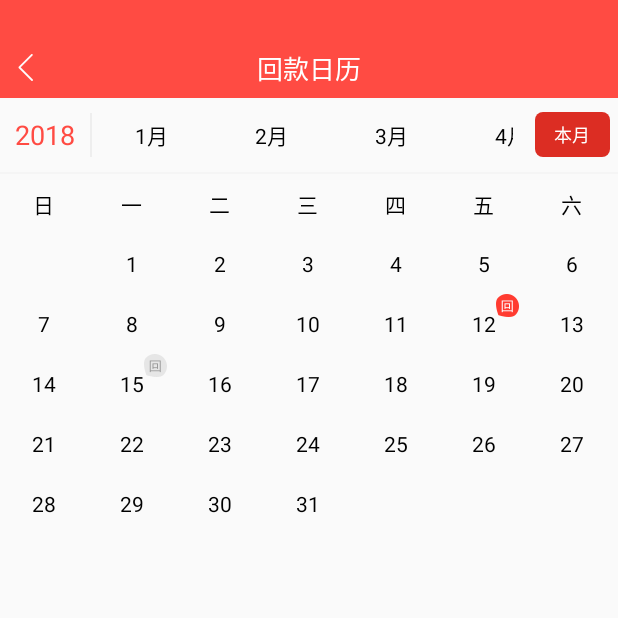
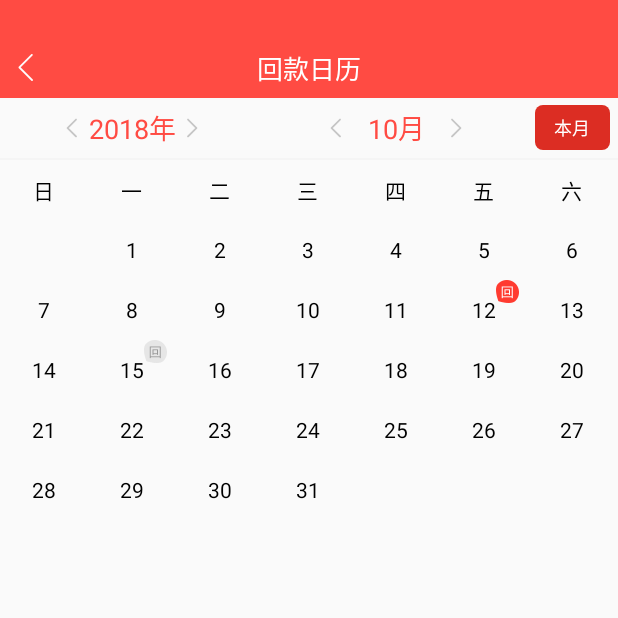
Before and after one commit to Miles087/Android-Widget, an Android app: the CalendarActivity screen opened directly, with no data from a screen before it, on a phone screen of 412 x 824 dp, the top half of it. Run offline under Robolectric (Android 15) with nearby library versions, the phone set to English and light mode, and no system bars; Roboto replaces fonts that are not available here.

Commit message:
完善日历功能 修复11月份诡异消失问题

```diff
--- a/app/src/main/java/com/example/miles/project/CalendarActivity.java
+++ b/app/src/main/java/com/example/miles/project/CalendarActivity.java
@@ -17,20 +17,25 @@ import android.widget.ImageView;
 import android.widget.TextView;
 import android.widget.Toast;
 
-import com.example.miles.project.widget.horizontalListView.HorizontalListView;
-
 import java.util.ArrayList;
 import java.util.Calendar;
 import java.util.List;
 
 public class CalendarActivity extends Activity {
 
+    private ImageView iv_year_left;
+    private ImageView iv_year_right;
+    private ImageView iv_month_left;
+    private ImageView iv_month_right;
+
     private TextView tv_year;
+    private TextView tv_month;
+
     private Context mContext;
-    private MonthAdapter adapter;
     private GridView gv_date;                       //日期
-    private HorizontalListView hlv_month;          //月份
-    private List<MonthText> monthList;
+
+    private int iYear = 0;
+    private int iMonth = 0;
 
     @Override
     protected void onCreate(@Nullable Bundle savedInstanceState) {
@@ -39,8 +44,13 @@ public class CalendarActivity extends Activity {
 
         mContext = this;
         tv_year = findViewById(R.id.tv_year);
-        hlv_month = findViewById(R.id.hlv_month);
+        tv_month = findViewById(R.id.tv_month);
         gv_date = findViewById(R.id.gv_date);
+
+        iv_year_left = findViewById(R.id.iv_year_left);
+        iv_year_right = findViewById(R.id.iv_year_right);
+        iv_month_left = findViewById(R.id.iv_month_left);
+        iv_month_right = findViewById(R.id.iv_month_right);
 
 
         tv_year.setOnClickListener(new View.OnClickListener() {
@@ -73,16 +83,53 @@ public class CalendarActivity extends Activity {
             }
         });
 
-
-        Calendar CD = Calendar.getInstance();
-        int YY = CD.get(Calendar.YEAR) ;
-        int MM = CD.get(Calendar.MONTH)+1;
+        resetDate();
 
 
+        iv_year_left.setOnClickListener(new View.OnClickListener() {
+            @Override
+            public void onClick(View v) {
+                if (iYear > 0) {
+                    iYear -= 1;
+                    initMonthData();
+                }
+            }
+        });
+        iv_year_right.setOnClickListener(new View.OnClickListener() {
+            @Override
+            public void onClick(View v) {
+                iYear += 1;
+                initMonthData();
 
+            }
+        });
 
-
-        initMonthData(0);
+        iv_month_left.setOnClickListener(new View.OnClickListener() {
+            @Override
+            public void onClick(View v) {
+                if (iMonth > 1) {
+                    iMonth -= 1;
+                    initMonthData();
+                } else {
+                    iYear -= 1;
+                    iMonth = 12;
+                    initMonthData();
+                }
+            }
+        });
+        iv_month_right.setOnClickListener(new View.OnClickListener() {
+            @Override
+            public void onClick(View v) {
+                if (iMonth < 12) {
+                    iMonth += 1;
+                    initMonthData();
+                } else {
+                    iYear += 1;
+                    iMonth = 1;
+                    initMonthData();
+                }
+            }
+        });
     }
 
     @Override
@@ -91,200 +138,124 @@ public class CalendarActivity extends Activity {
     }
 
     /**
+     * 当月
+     */
+    private void resetDate() {
+        Calendar CD = Calendar.getInstance();
+        iYear = CD.get(Calendar.YEAR);
+        iMonth = CD.get(Calendar.MONTH) + 1;
+        initMonthData();
+    }
+
+    /**
      * 初始化某月的日期
-     * @param month
      */
-    private void initMonthData(int month){
-        Calendar CD = Calendar.getInstance();
-        if (month > 0) {
-            CD.set(CD.MONTH,month-1);
+    private void initMonthData() {
+        tv_year.setText(iYear + "年");
+        tv_month.setText(iMonth + "月");
+        Calendar calendar = Calendar.getInstance();
+        if (iYear > 0) {
+            calendar.set(Calendar.YEAR, iYear);
         }
-        int YY = CD.get(CD.YEAR);
-        int MM = CD.get(CD.MONTH) + 1;
-        if (month != 0) {
-            MM = month;
+        if (iMonth > 0) {
+            int temp = iMonth - 1;
+            calendar.set(Calendar.MONTH, temp);
         }
-        CD.set(Calendar.DAY_OF_MONTH, 1);  //指定日
-        int dayOfWeek = CD.get(CD.DAY_OF_WEEK);
+        calendar.set(Calendar.DAY_OF_MONTH, 1);  //指定日
+        int dayOfWeek = calendar.get(Calendar.DAY_OF_WEEK);
         int weekDay = 0;
         switch (dayOfWeek) {
-            case 1:{
+            case 1: {
                 weekDay = 7;
-            }break;
-            case 2:{
+            }
+            break;
+            case 2: {
                 weekDay = 1;
-            }break;
-            case 3:{
+            }
+            break;
+            case 3: {
                 weekDay = 2;
-            }break;
-            case 4:{
+            }
+            break;
+            case 4: {
                 weekDay = 3;
-            }break;
-            case 5:{
+            }
+            break;
+            case 5: {
                 weekDay = 4;
-            }break;
-            case 6:{
+            }
+            break;
+            case 6: {
                 weekDay = 6;
-            }break;
-            case 7:{
+            }
+            break;
+            case 7: {
                 weekDay = 6;
-            }break;
+            }
+            break;
         }
 
-        initMonth(weekDay, getDaysOfMonth(YY, MM));
+        initMonth(weekDay, getDaysOfMonth(iYear, iMonth));
     }
 
     /**
      * 初始化月份容器  12个月的item
+     *
      * @param iweekday 1号是周几
-     * @param iEndDay 这月几天
+     * @param iEndDay  这月几天
      */
     private void initMonth(int iweekday, int iEndDay) {
 
-        monthList = new ArrayList<>();
-        for(int i=0;i<12;i++){
-            monthList.add(new MonthText(i+1+"月"));
-        }
-        adapter = new MonthAdapter(mContext,monthList);
-        hlv_month.setAdapter(adapter);
-        adapter.notifyDataSetChanged();
-
-
         List<RepaymentDate> list = new ArrayList<>();
-        for(int i = 1; i < 50; i ++){
-            if (i <= 7) {
-                if (i == 1){
-                    list.add(new RepaymentDate("周7"));
-                } else {
-                    list.add(new RepaymentDate("周" + (i-1)));
+        for (int i = 1; i < 50; i++) {
+            if (iweekday == 7) {
+                if (i <= 7) {
+                    if (i == 1) {
+                        list.add(new RepaymentDate("周7"));
+                    } else {
+                        list.add(new RepaymentDate("周" + (i - 1)));
+                    }
+                } else if (i > iweekday + 7 && i <= iweekday + 7 + iEndDay) {
+                    list.add(new RepaymentDate(i - 7 - iweekday + ""));
                 }
-            } else if (i > 7 && i <= iweekday+7) {
-                list.add(new RepaymentDate(""));
-            } else if (i > iweekday+7 && i <= iweekday+7+iEndDay) {
-                list.add(new RepaymentDate(i-7-iweekday+""));
             } else {
-                list.add(new RepaymentDate(""));
+                if (i <= 7) {
+                    if (i == 1) {
+                        list.add(new RepaymentDate("周7"));
+                    } else {
+                        list.add(new RepaymentDate("周" + (i - 1)));
+                    }
+                } else if (i > 7 && i <= iweekday + 7) {
+                    list.add(new RepaymentDate(""));
+                } else if (i > iweekday + 7 && i <= iweekday + 7 + iEndDay) {
+                    list.add(new RepaymentDate(i - 7 - iweekday + ""));
+                }
             }
         }
 
 
         //TODO 测试数据
         for (RepaymentDate date : list) {
-            if ("12".equals(date.getStrDate())){
+            if ("12".equals(date.getStrDate())) {
                 date.setStrType("1");
             } else if ("15".equals(date.getStrDate())) {
                 date.setStrType("2");
             }
         }
 
-        DateAdapter ad = new DateAdapter(mContext,list);
+        DateAdapter ad = new DateAdapter(mContext, list);
         gv_date.setAdapter(ad);
         ad.notifyDataSetChanged();
     }
 
     /**
-     * 月份类
-     */
-    class MonthText {
-        private String strMonth = "";
-        private boolean isSelect = false;
-
-        MonthText(String month) {
-            strMonth = month;
-        }
-
-        public String getStrMonth() {
-            return strMonth;
-        }
-
-        public void setStrMonth(String strMonth) {
-            this.strMonth = strMonth;
-        }
-
-        public boolean isSelect() {
-            return isSelect;
-        }
-
-        public void setSelect(boolean select) {
-            isSelect = select;
-        }
-    }
-
-    /**
-     * 月份adapter
-     */
-    class MonthAdapter extends BaseAdapter{
-
-        private List<MonthText> monthList;
-        private Context mContext;
-
-        MonthAdapter(Context c, List<MonthText> list){
-            monthList = list;
-            mContext = c;
-        }
-
-        @Override
-        public int getCount() {
-            return monthList.size();
-        }
-
-        @Override
-        public Object getItem(int i) {
-            return monthList.get(i);
-        }
-
-        @Override
-        public long getItemId(int i) {
-            return i;
-        }
-
-        @RequiresApi(api = Build.VERSION_CODES.M)
-        @Override
-        public View getView(final int i, View view, ViewGroup viewGroup) {
-            final ViewHolder holder;
-            if (view == null) {
-                view = LayoutInflater.from(mContext).inflate(R.layout.v3_item_calender_month,null);
-                holder = new ViewHolder();
-                holder.tvMonth = (TextView)view.findViewById(R.id.tv_month);
-                view.setTag(holder);
-            } else {
-                holder = (ViewHolder) view.getTag();
-            }
-            final MonthText item = monthList.get(i);
-            holder.tvMonth.setText(item.getStrMonth());
-            if (item.isSelect) {
-                holder.tvMonth.setTextColor(getColor(R.color.version3_home_red));
-            } else {
-                holder.tvMonth.setTextColor(getColor(R.color.black));
-            }
-            holder.tvMonth.setOnClickListener(new View.OnClickListener() {
-                @Override
-                public void onClick(View view) {
-                    for(MonthText m : monthList){
-                        m.setSelect(false);
-                    }
-                    monthList.get(i).setSelect(true);
-                    adapter.notifyDataSetChanged();
-
-                    initMonthData(i+1);
-                }
-            });
-            return view;
-        }
-
-        class ViewHolder{
-            TextView tvMonth;
-        }
-    }
-
-    /**
      * 回款日期类
      */
-    class RepaymentDate{
+    class RepaymentDate {
         private String strDate;
         private String strType = "0";     //  0-无数据 1-未回款  2-已回款
 
-        RepaymentDate(String date){
+        RepaymentDate(String date) {
             strDate = date;
         }
 
@@ -308,12 +279,12 @@ public class CalendarActivity extends Activity {
     /**
      * 回款日期adapter
      */
-    class DateAdapter extends BaseAdapter{
+    class DateAdapter extends BaseAdapter {
 
         private List<RepaymentDate> dateList;
         private Context mContext;
 
-        DateAdapter(Context c, List<RepaymentDate> list){
+        DateAdapter(Context c, List<RepaymentDate> list) {
             dateList = list;
             mContext = c;
         }
@@ -338,7 +309,7 @@ public class CalendarActivity extends Activity {
         public View getView(final int i, View view, ViewGroup viewGroup) {
             final ViewHolder holder;
             if (view == null) {
-                view = LayoutInflater.from(mContext).inflate(R.layout.v3_item_calendar,null);
+                view = LayoutInflater.from(mContext).inflate(R.layout.v3_item_calendar, null);
                 holder = new ViewHolder();
                 holder.tv_text = view.findViewById(R.id.tv_text);
                 holder.iv_hui = view.findViewById(R.id.iv_hui);
@@ -349,30 +320,37 @@ public class CalendarActivity extends Activity {
             final RepaymentDate item = dateList.get(i);
             String strDate = "";
             String string = item.getStrDate();
-            if (string.contains("周")){
-                string = string.substring(1,2);
-                switch (string){
-                    case "1":{
+            if (string.contains("周")) {
+                string = string.substring(1, 2);
+                switch (string) {
+                    case "1": {
                         strDate = "一";
-                    }break;
-                    case "2":{
+                    }
+                    break;
+                    case "2": {
                         strDate = "二";
-                    }break;
-                    case "3":{
+                    }
+                    break;
+                    case "3": {
                         strDate = "三";
-                    }break;
-                    case "4":{
+                    }
+                    break;
+                    case "4": {
                         strDate = "四";
-                    }break;
-                    case "5":{
+                    }
+                    break;
+                    case "5": {
                         strDate = "五";
-                    }break;
-                    case "6":{
+                    }
+                    break;
+                    case "6": {
                         strDate = "六";
-                    }break;
-                    case "7":{
+                    }
+                    break;
+                    case "7": {
                         strDate = "日";
-                    }break;
+                    }
+                    break;
                 }
             } else {
                 strDate = item.getStrDate().toString();
@@ -396,7 +374,7 @@ public class CalendarActivity extends Activity {
             return view;
         }
 
-        class ViewHolder{
+        class ViewHolder {
             TextView tv_text;
             ImageView iv_hui;
         }
@@ -404,32 +382,42 @@ public class CalendarActivity extends Activity {
 
     /**
      * 获取某月有几天
-     * @param iYear
-     * @param iMonth
+     *
+     * @param iYear 年份
+     * @param iMonth 月份
      * @return
      */
-    private int getDaysOfMonth(int iYear, int iMonth){
+    private int getDaysOfMonth(int iYear, int iMonth) {
         switch (iMonth) {
-            case 1:{}
-            case 3:{}
-            case 5:{}
-            case 7:{}
-            case 8:{}
-            case 10:{}
-            case 12:{
+            case 1: {
+            }
+            case 3: {
+            }
+            case 5: {
+            }
+            case 7: {
+            }
+            case 8: {
+            }
+            case 10: {
+            }
+            case 12: {
                 return 31;
             }
-            case 2:{
-                if (isLeapYear(iYear)){
+            case 2: {
+                if (isLeapYear(iYear)) {
                     return 29;
                 } else {
                     return 28;
                 }
             }
-            case 4:{}
-            case 6:{}
-            case 9:{}
-            case 11:{
+            case 4: {
+            }
+            case 6: {
+            }
+            case 9: {
+            }
+            case 11: {
                 return 30;
             }
         }
@@ -438,6 +426,7 @@ public class CalendarActivity extends Activity {
 
     /**
      * 判断闰年
+     *
      * @param iYear
      * @return
      */
--- a/app/src/main/res/layout/activity_my_calendar.xml
+++ b/app/src/main/res/layout/activity_my_calendar.xml
@@ -38,37 +38,80 @@
     <!--年份、月份-->
     <RelativeLayout
         android:layout_width="match_parent"
-        android:layout_height="49dp"
+        android:layout_height="40dp"
         android:orientation="horizontal">
+
+        <LinearLayout
+            android:layout_width="match_parent"
+            android:layout_height="match_parent"
+            android:layout_toLeftOf="@+id/rl_month_now">
+            <!--年份-->
+            <RelativeLayout
+                android:layout_width="0dp"
+                android:layout_height="match_parent"
+                android:layout_weight="1">
+
+                <ImageView
+                    android:id="@+id/iv_year_left"
+                    android:layout_width="20dp"
+                    android:layout_height="20dp"
+                    android:layout_centerVertical="true"
+                    android:layout_toLeftOf="@+id/tv_year"
+                    android:layout_marginLeft="10dp"
+                    android:src="@drawable/v3_icon_calendar_l" />
 
                 <TextView
                     android:id="@+id/tv_year"
                     android:layout_width="60dp"
                     android:layout_height="match_parent"
-            android:layout_alignParentLeft="true"
+                    android:layout_centerInParent="true"
                     android:gravity="center"
                     android:text="2018"
                     android:textColor="@color/version3_home_red"
                     android:textSize="18sp" />
 
-        <TextView
-            android:layout_width="1dp"
-            android:layout_height="match_parent"
-            android:layout_marginBottom="10dp"
-            android:layout_marginTop="10dp"
-            android:layout_toRightOf="@+id/tv_year"
-            android:background="#ffeeeeee" />
-
-        <com.example.miles.project.widget.horizontalListView.HorizontalListView
-            android:id="@+id/hlv_month"
-            android:layout_width="match_parent"
-            android:layout_height="40dp"
+                <ImageView
+                    android:id="@+id/iv_year_right"
+                    android:layout_width="20dp"
+                    android:layout_height="20dp"
                     android:layout_centerVertical="true"
                     android:layout_toRightOf="@+id/tv_year"
-            android:layout_marginLeft="1dp"
-            android:layout_toLeftOf="@+id/rl_month_now"
-            android:layout_marginRight="10dp"
-            ></com.example.miles.project.widget.horizontalListView.HorizontalListView>
+                    android:src="@drawable/v3_icon_calendar_r" />
+            </RelativeLayout>
+            <!--月份-->
+            <RelativeLayout
+                android:layout_width="0dp"
+                android:layout_height="match_parent"
+                android:layout_weight="1">
+
+                <ImageView
+                    android:id="@+id/iv_month_left"
+                    android:layout_width="20dp"
+                    android:layout_height="20dp"
+                    android:layout_centerVertical="true"
+                    android:layout_marginLeft="10dp"
+                    android:layout_toLeftOf="@+id/tv_month"
+                    android:src="@drawable/v3_icon_calendar_l" />
+
+                <TextView
+                    android:id="@+id/tv_month"
+                    android:layout_width="60dp"
+                    android:layout_height="match_parent"
+                    android:layout_centerInParent="true"
+                    android:gravity="center"
+                    android:text="10月"
+                    android:textColor="@color/version3_home_red"
+                    android:textSize="18sp" />
+
+                <ImageView
+                    android:id="@+id/iv_month_right"
+                    android:layout_width="20dp"
+                    android:layout_height="20dp"
+                    android:layout_centerVertical="true"
+                    android:layout_toRightOf="@+id/tv_month"
+                    android:src="@drawable/v3_icon_calendar_r" />
+            </RelativeLayout>
+        </LinearLayout>
 
         <RelativeLayout
             android:id="@+id/rl_month_now"
@@ -87,15 +130,16 @@
                 android:textSize="12sp" />
         </RelativeLayout>
     </RelativeLayout>
+
     <TextView
         android:layout_width="match_parent"
         android:layout_height="1dp"
-        android:background="@color/version3_back_ground_color"/>
+        android:background="@color/version3_back_ground_color" />
     <!--日期数据-->
     <GridView
         android:id="@+id/gv_date"
         android:layout_width="match_parent"
         android:layout_height="wrap_content"
-        android:scrollbars="none"
-        android:numColumns="7"></GridView>
+        android:numColumns="7"
+        android:scrollbars="none"></GridView>
 </LinearLayout>
```
Also changed, not shown: app/src/main/res/drawable/v3_icon_calendar_l.png (added), app/src/main/res/drawable/v3_icon_calendar_r.png (added). Lines whose indentation alone changed are shown as unchanged.
